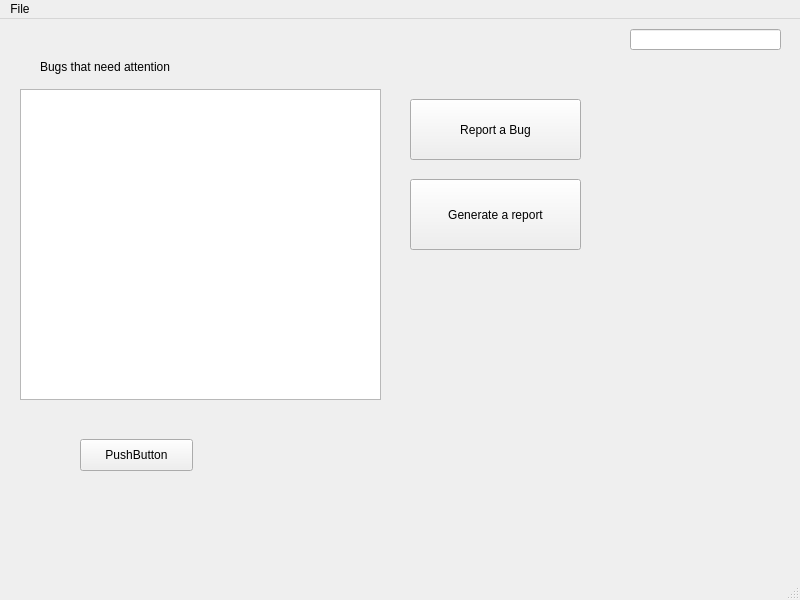
Old version of the form Assignment 2/BugTrackingSystem/profilepage.ui in the repository cp731/CSCI222-Group-Project-master.
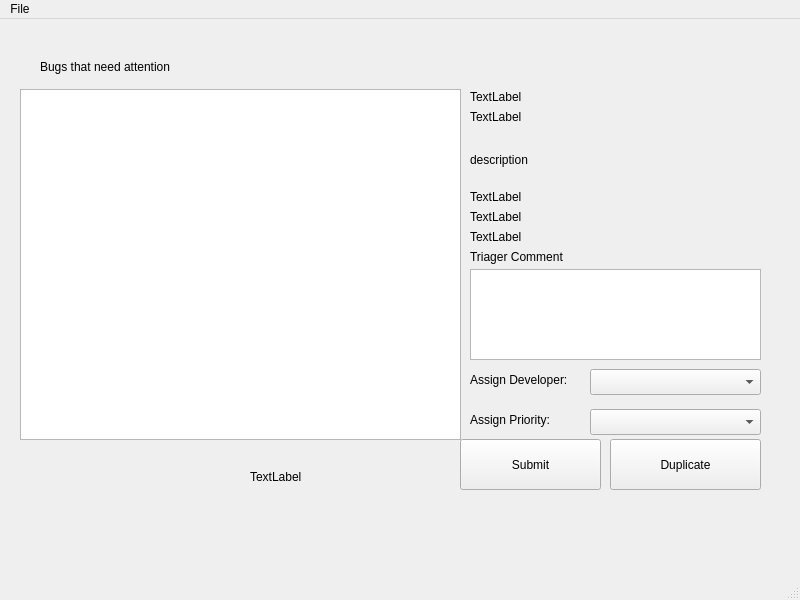
New version of the form.

Patch:
```diff
--- a/Assignment 2/BugTrackingSystem/profilepage.ui
+++ b/Assignment 2/BugTrackingSystem/profilepage.ui
@@ -14,19 +14,6 @@
    <string>MainWindow</string>
   </property>
   <widget class="QWidget" name="centralwidget">
-   <widget class="QLineEdit" name="lineEdit">
-    <property name="geometry">
-     <rect>
-      <x>630</x>
-      <y>10</y>
-      <width>151</width>
-      <height>21</height>
-     </rect>
-    </property>
-    <property name="text">
-     <string/>
-    </property>
-   </widget>
    <widget class="QLabel" name="label">
     <property name="geometry">
      <rect>
@@ -40,53 +27,203 @@
      <string>Bugs that need attention</string>
     </property>
    </widget>
-   <widget class="QPushButton" name="pushButton">
-    <property name="geometry">
-     <rect>
-      <x>410</x>
-      <y>80</y>
-      <width>171</width>
-      <height>61</height>
-     </rect>
-    </property>
-    <property name="text">
-     <string>Report a Bug</string>
-    </property>
-   </widget>
-   <widget class="QPushButton" name="pushButton_2">
-    <property name="geometry">
-     <rect>
-      <x>410</x>
-      <y>160</y>
-      <width>171</width>
-      <height>71</height>
-     </rect>
-    </property>
-    <property name="text">
-     <string>Generate a report</string>
-    </property>
-   </widget>
    <widget class="QTableView" name="tableView">
     <property name="geometry">
      <rect>
       <x>20</x>
       <y>70</y>
-      <width>361</width>
-      <height>311</height>
+      <width>441</width>
+      <height>351</height>
      </rect>
     </property>
    </widget>
-   <widget class="QPushButton" name="pushButton_3">
+   <widget class="QComboBox" name="comboBox">
     <property name="geometry">
      <rect>
-      <x>80</x>
+      <x>590</x>
+      <y>350</y>
+      <width>171</width>
+      <height>26</height>
+     </rect>
+    </property>
+   </widget>
+   <widget class="QLabel" name="label_bug_id">
+    <property name="geometry">
+     <rect>
+      <x>470</x>
+      <y>70</y>
+      <width>59</width>
+      <height>16</height>
+     </rect>
+    </property>
+    <property name="text">
+     <string>TextLabel</string>
+    </property>
+   </widget>
+   <widget class="QLabel" name="creation">
+    <property name="geometry">
+     <rect>
+      <x>470</x>
+      <y>90</y>
+      <width>221</width>
+      <height>16</height>
+     </rect>
+    </property>
+    <property name="text">
+     <string>TextLabel</string>
+    </property>
+   </widget>
+   <widget class="QLabel" name="triage_comment">
+    <property name="geometry">
+     <rect>
+      <x>470</x>
+      <y>230</y>
+      <width>111</width>
+      <height>16</height>
+     </rect>
+    </property>
+    <property name="text">
+     <string>Triager Comment</string>
+    </property>
+   </widget>
+   <widget class="QTextEdit" name="textEdit_comment">
+    <property name="geometry">
+     <rect>
+      <x>470</x>
+      <y>250</y>
+      <width>291</width>
+      <height>91</height>
+     </rect>
+    </property>
+   </widget>
+   <widget class="QLabel" name="label_2">
+    <property name="geometry">
+     <rect>
+      <x>470</x>
+      <y>350</y>
+      <width>131</width>
+      <height>21</height>
+     </rect>
+    </property>
+    <property name="text">
+     <string>Assign Developer:</string>
+    </property>
+   </widget>
+   <widget class="QLabel" name="label_3">
+    <property name="geometry">
+     <rect>
+      <x>250</x>
+      <y>450</y>
+      <width>59</width>
+      <height>16</height>
+     </rect>
+    </property>
+    <property name="text">
+     <string>TextLabel</string>
+    </property>
+   </widget>
+   <widget class="QPushButton" name="pushButton_submit">
+    <property name="enabled">
+     <bool>true</bool>
+    </property>
+    <property name="geometry">
+     <rect>
+      <x>460</x>
       <y>420</y>
-      <width>113</width>
-      <height>32</height>
+      <width>141</width>
+      <height>51</height>
      </rect>
     </property>
     <property name="text">
-     <string>PushButton</string>
+     <string>Submit</string>
+    </property>
+   </widget>
+   <widget class="QLabel" name="label_description">
+    <property name="geometry">
+     <rect>
+      <x>470</x>
+      <y>110</y>
+      <width>281</width>
+      <height>61</height>
+     </rect>
+    </property>
+    <property name="text">
+     <string>description</string>
+    </property>
+   </widget>
+   <widget class="QLabel" name="label_version">
+    <property name="geometry">
+     <rect>
+      <x>470</x>
+      <y>210</y>
+      <width>281</width>
+      <height>16</height>
+     </rect>
+    </property>
+    <property name="text">
+     <string>TextLabel</string>
+    </property>
+   </widget>
+   <widget class="QLabel" name="label_component">
+    <property name="geometry">
+     <rect>
+      <x>470</x>
+      <y>190</y>
+      <width>281</width>
+      <height>16</height>
+     </rect>
+    </property>
+    <property name="text">
+     <string>TextLabel</string>
+    </property>
+   </widget>
+   <widget class="QLabel" name="label_product">
+    <property name="geometry">
+     <rect>
+      <x>470</x>
+      <y>170</y>
+      <width>281</width>
+      <height>16</height>
+     </rect>
+    </property>
+    <property name="text">
+     <string>TextLabel</string>
+    </property>
+   </widget>
+   <widget class="QPushButton" name="pushButton_duplicate">
+    <property name="geometry">
+     <rect>
+      <x>610</x>
+      <y>420</y>
+      <width>151</width>
+      <height>51</height>
+     </rect>
+    </property>
+    <property name="text">
+     <string>Duplicate</string>
+    </property>
+   </widget>
+   <widget class="QLabel" name="label_4">
+    <property name="geometry">
+     <rect>
+      <x>470</x>
+      <y>390</y>
+      <width>131</width>
+      <height>21</height>
+     </rect>
+    </property>
+    <property name="text">
+     <string>Assign Priority:</string>
+    </property>
+   </widget>
+   <widget class="QComboBox" name="comboBox_priority">
+    <property name="geometry">
+     <rect>
+      <x>590</x>
+      <y>390</y>
+      <width>171</width>
+      <height>26</height>
+     </rect>
     </property>
    </widget>
   </widget>
```
